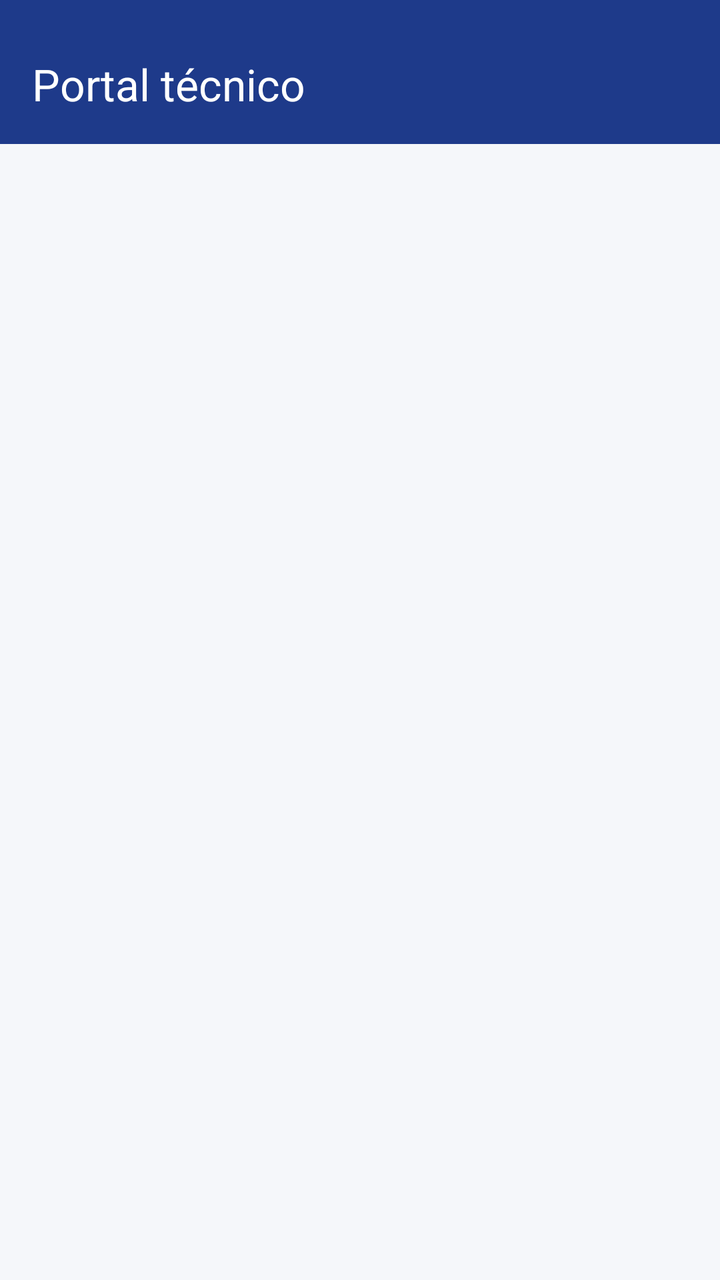
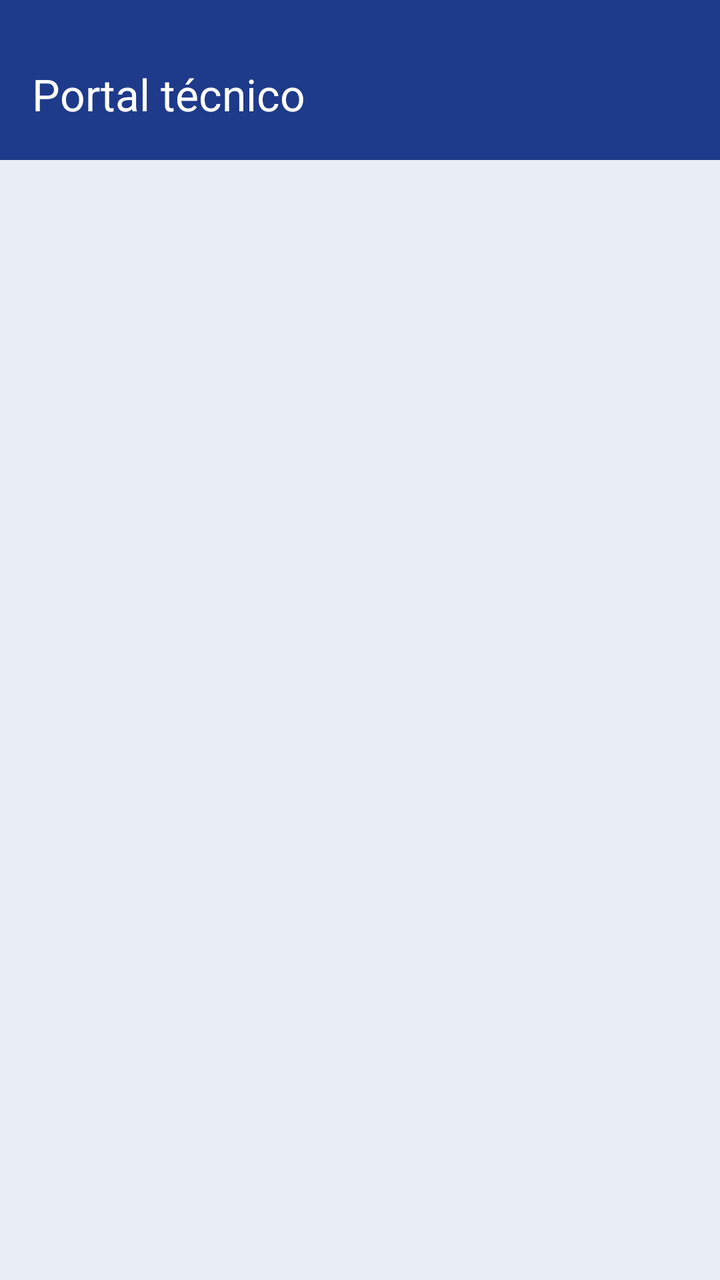

An Android layout rendered at two revisions. The XML below is the earlier revision; the diff shows what the commit changed to produce the second picture.
<!-- AndroidManifest.xml: application theme Theme.Tfgincidenciasfront -->
<!-- res/layout/activity_technician_main.xml -->
<?xml version="1.0" encoding="utf-8"?>
<androidx.constraintlayout.widget.ConstraintLayout xmlns:android="http://schemas.android.com/apk/res/android"
    xmlns:app="http://schemas.android.com/apk/res-auto"
    android:layout_width="match_parent"
    android:layout_height="match_parent">

    <com.google.android.material.appbar.MaterialToolbar
        android:id="@+id/toolbar"
        android:layout_width="0dp"
        android:layout_height="72dp"
        android:background="?attr/colorPrimary"
        android:paddingTop="12dp"
        android:theme="@style/ThemeOverlay.Material3.ActionBar"
        app:layout_constraintEnd_toEndOf="parent"
        app:layout_constraintStart_toStartOf="parent"
        app:layout_constraintTop_toTopOf="parent"
        app:title="Portal técnico"
        app:titleTextColor="@android:color/white" />

    <FrameLayout
        android:id="@+id/technicianFragmentContainer"
        android:layout_width="0dp"
        android:layout_height="0dp"
        app:layout_constraintBottom_toBottomOf="parent"
        app:layout_constraintEnd_toEndOf="parent"
        app:layout_constraintStart_toStartOf="parent"
        app:layout_constraintTop_toBottomOf="@id/toolbar" />

</androidx.constraintlayout.widget.ConstraintLayout>
<!-- resources referenced by this layout -->
<resources>
  <style name="Theme.Tfgincidenciasfront" parent="Base.Theme.Tfgincidenciasfront" />
  <style name="Base.Theme.Tfgincidenciasfront" parent="Theme.Material3.DayNight.NoActionBar">
  
          
          <item name="colorPrimary">@color/primary</item>
          <item name="colorOnPrimary">@color/onPrimary</item>
  
          
          <item name="android:colorBackground">@color/background</item>
  
          
          <item name="colorSurface">@color/surface</item>
          <item name="colorOnSurface">@color/onSurface</item>
  
      </style>
  <color name="primary">#1E3A8A</color>
  <color name="onPrimary">#FFFFFF</color>
  <color name="background">#F5F7FA</color>
  <color name="surface">#FFFFFF</color>
  <color name="onSurface">#111827</color>
</resources>

<!-- the commit's change to res/layout/activity_technician_main.xml (unified diff, before → after) -->
@@ -7,14 +7,15 @@
     <com.google.android.material.appbar.MaterialToolbar
         android:id="@+id/toolbar"
         android:layout_width="0dp"
-        android:layout_height="72dp"
+        android:layout_height="@dimen/toolbar_height"
         android:background="?attr/colorPrimary"
-        android:paddingTop="12dp"
+        android:paddingTop="@dimen/toolbar_top_padding"
         android:theme="@style/ThemeOverlay.Material3.ActionBar"
         app:layout_constraintEnd_toEndOf="parent"
         app:layout_constraintStart_toStartOf="parent"
         app:layout_constraintTop_toTopOf="parent"
         app:title="Portal técnico"
+        app:titleCentered="false"
         app:titleTextColor="@android:color/white" />
 
     <FrameLayout
<!-- resource entries referenced after the edit -->
@@ -1,5 +1,7 @@
 <!-- resources referenced by this layout -->
 <resources>
+  <dimen name="toolbar_height">80dp</dimen>
+  <dimen name="toolbar_top_padding">14dp</dimen>
   <style name="Theme.Tfgincidenciasfront" parent="Base.Theme.Tfgincidenciasfront" />
   <style name="Base.Theme.Tfgincidenciasfront" parent="Theme.Material3.DayNight.NoActionBar">
   
@@ -17,7 +19,7 @@
       </style>
   <color name="primary">#1E3A8A</color>
   <color name="onPrimary">#FFFFFF</color>
-  <color name="background">#F5F7FA</color>
+  <color name="background">#E9EEF5</color>
   <color name="surface">#FFFFFF</color>
   <color name="onSurface">#111827</color>
 </resources>
